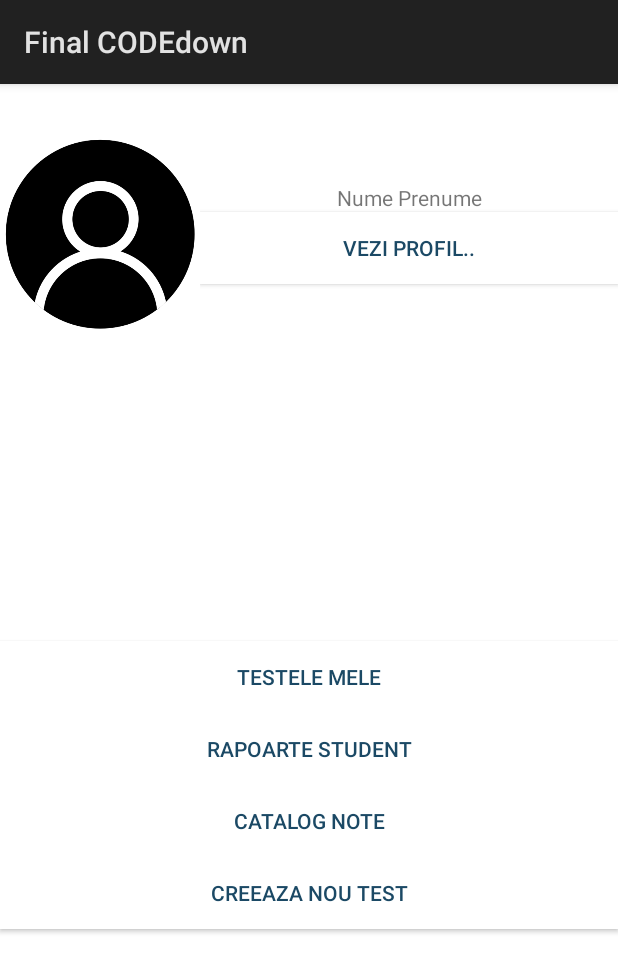
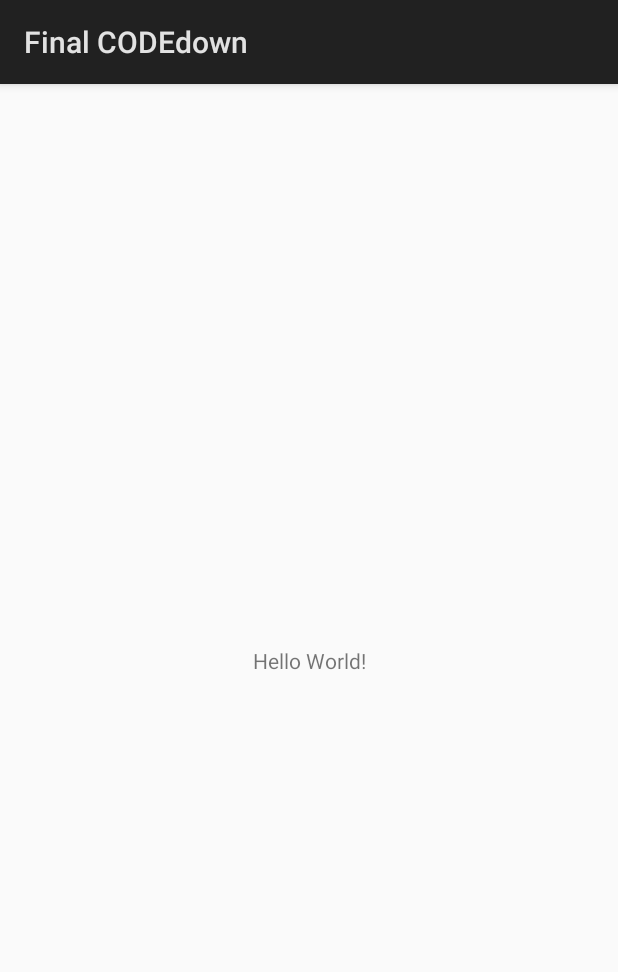
Before and after one commit to georgipaler/FinalCODEdown, an Android app: the screen it shows after launch (Meniu before the commit, MainActivity after it), on a phone screen of 412 x 824 dp. Shown: the top 972 px of the screen. Run offline under Robolectric (Android 15) with nearby library versions, the phone set to English and light mode, and no system bars.

Commit message:
Revert "pagina de Meniu"
This reverts commit ca5d8ca95a8e43030600e8909583a019c45816fc.

```diff
--- a/app/build.gradle
+++ b/app/build.gradle
@@ -21,7 +21,6 @@ android {
 dependencies {
     implementation fileTree(dir: 'libs', include: ['*.jar'])
     implementation 'com.android.support.constraint:constraint-layout:1.1.3'
-    implementation 'com.android.support:appcompat-v7:28.0.0'
     testImplementation 'junit:junit:4.12'
     androidTestImplementation 'com.android.support.test:runner:1.0.2'
     androidTestImplementation 'com.android.support.test.espresso:espresso-core:3.0.2'
--- a/app/src/main/AndroidManifest.xml
+++ b/app/src/main/AndroidManifest.xml
@@ -9,14 +9,13 @@
         android:roundIcon="@mipmap/ic_launcher_round"
         android:supportsRtl="true"
         android:theme="@style/AppTheme">
-        <activity android:name=".Meniu">
+        <activity android:name=".MainActivity">
             <intent-filter>
                 <action android:name="android.intent.action.MAIN" />
 
                 <category android:name="android.intent.category.LAUNCHER" />
             </intent-filter>
         </activity>
-        <!--<activity android:name=".Meniu"></activity>-->
     </application>
 
 </manifest>
--- a/app/src/main/java/com/example/android/myapplication/Meniu.java
+++ /dev/null
@@ -1,14 +0,0 @@
-package com.example.android.myapplication;
-
-import android.app.Activity;
-import android.support.v7.app.AppCompatActivity;
-import android.os.Bundle;
-
-public class Meniu extends Activity {
-
-    @Override
-    protected void onCreate(Bundle savedInstanceState) {
-        super.onCreate(savedInstanceState);
-        setContentView(R.layout.activity_meniu);
-    }
-}
--- a/app/src/main/res/layout/activity_meniu.xml
+++ /dev/null
@@ -1,94 +0,0 @@
-<?xml version="1.0" encoding="utf-8"?>
-<LinearLayout xmlns:android="http://schemas.android.com/apk/res/android"
-    xmlns:app="http://schemas.android.com/apk/res-auto"
-    xmlns:tools="http://schemas.android.com/tools"
-    android:layout_width="match_parent"
-    android:layout_height="match_parent"
-    android:orientation="vertical"
-    tools:context=".Meniu"
-    android:background="#fff">
-
-    <LinearLayout
-        android:id="@+id/profile"
-        android:orientation="horizontal"
-        android:gravity="center_horizontal"
-        android:layout_width="match_parent"
-        android:layout_height="wrap_content"
-        android:paddingTop="50px">
-        <ImageView
-            android:layout_width="200px"
-            android:layout_height="200px"
-            android:background="@drawable/img"
-            android:paddingLeft="50px"/>
-
-        <LinearLayout
-            android:id="@+id/infoProfile"
-            android:layout_width="match_parent"
-            android:layout_height="match_parent"
-            android:orientation="vertical"
-            android:gravity="center">
-
-            <TextView
-                android:id="@+id/infoText"
-                android:layout_width="match_parent"
-                android:layout_height="wrap_content"
-                android:gravity="center"
-                android:text="Nume Prenume"/>
-
-
-            <Button
-                android:id="@+id/profilulMeu"
-                android:layout_width="match_parent"
-                android:layout_height="wrap_content"
-                android:gravity="center"
-                android:text="@string/profilulMeu"
-                android:textColor="#1B4965"
-                android:background="#fff"/>
-        </LinearLayout>
-    </LinearLayout>
-
-    <LinearLayout
-        android:id="@+id/groupNumbers"
-        android:orientation="vertical"
-        android:gravity="center_vertical"
-        android:layout_weight="0.7"
-        android:layout_width="match_parent"
-        android:layout_height="wrap_content">
-
-
-        <Button
-            android:id="@+id/testeleMele"
-            android:layout_width="match_parent"
-            android:layout_height="wrap_content"
-            android:text="@string/testeleMele"
-            android:textColor="#1B4965"
-            android:background="#fff"/>
-        <Button
-            android:id="@+id/rapoarte"
-            android:layout_width="match_parent"
-            android:layout_height="wrap_content"
-            android:text="@string/rapoarteStudent"
-            android:textColor="#1B4965"
-            android:background="#fff"/>
-
-        <Button
-            android:id="@+id/catalog"
-            android:layout_width="match_parent"
-            android:layout_height="wrap_content"
-            android:text="@string/catalogNote"
-            android:textColor="#1B4965"
-            android:background="#fff"/>
-
-        <Button
-            android:id="@+id/creazaTest"
-            android:layout_width="match_parent"
-            android:layout_height="wrap_content"
-            android:text="@string/creeazaTest"
-            android:textColor="#1B4965"
-            android:background="#fff"/>
-
-
-
-    </LinearLayout>
-
-</LinearLayout>
--- a/app/src/main/res/values/strings.xml
+++ b/app/src/main/res/values/strings.xml
@@ -1,11 +1,3 @@
 <resources>
     <string name="app_name">Final CODEdown</string>
-    <string name="menu">Meniu</string>
-
-    //menu items
-    <string name="profilulMeu">Vezi profil..</string>
-    <string name="testeleMele">Testele mele</string>
-    <string name="rapoarteStudent">Rapoarte student</string>
-    <string name="catalogNote">Catalog note</string>
-    <string name="creeazaTest">Creeaza nou test</string>
 </resources>
--- a/build.gradle
+++ b/build.gradle
@@ -7,7 +7,7 @@ buildscript {
         jcenter()
     }
     dependencies {
-        classpath 'com.android.tools.build:gradle:3.2.1'
+        classpath 'com.android.tools.build:gradle:3.1.2'
 
 
         // NOTE: Do not place your application dependencies here; they belong
```
Also changed, not shown: app/src/main/res/drawable/img.png (deleted), gradle/wrapper/gradle-wrapper.properties.
